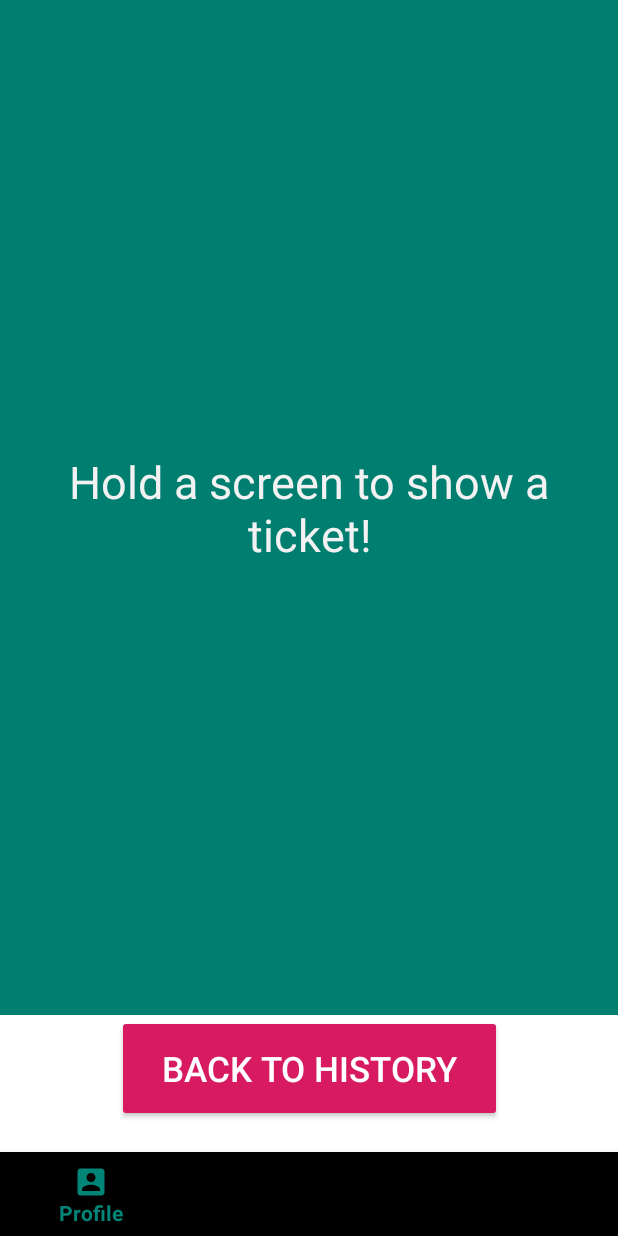
After one commit to dremdilly/Interticket, an Android app: the fragment TicketFragment placed in its activity, on a phone screen of 412 x 824 dp. The commit adds this screen. Run offline under Robolectric (Android 15) with nearby library versions, the phone set to English and light mode, and no system bars; our stand-ins replace Firebase (no records; nobody signed in at launch, a user with empty details on screens opened directly); libraries missing offline, so code that uses them is left out: com.budiyev.android.

Commit message:
Show ticket by holding

```diff
--- a/app/src/main/java/com/interticket/app/RegisterActivity.java
+++ b/app/src/main/java/com/interticket/app/RegisterActivity.java
@@ -34,12 +34,8 @@ public class RegisterActivity extends AppCompatActivity {
         txtEmail = findViewById(R.id.txtEmail);
         txtPassword = findViewById(R.id.txtPassword);
 
-
         btnRegister = findViewById(R.id.btnRegister);
         btnBack = findViewById(R.id.btnBack);
-
-
-
 
         btnRegister.setOnClickListener(new View.OnClickListener() {
             @Override
@@ -65,7 +61,6 @@ public class RegisterActivity extends AppCompatActivity {
                 }else{
                     Toast.makeText(RegisterActivity.this, "Please fill all the fields", Toast.LENGTH_SHORT).show();
                 }
-
             }
         });
 
--- a/app/src/main/java/com/interticket/app/adapters/HistoryAdapter.java
+++ b/app/src/main/java/com/interticket/app/adapters/HistoryAdapter.java
@@ -7,9 +7,13 @@ import android.view.ViewGroup;
 import android.widget.TextView;
 
 import androidx.annotation.NonNull;
+import androidx.cardview.widget.CardView;
+import androidx.fragment.app.Fragment;
 import androidx.recyclerview.widget.RecyclerView;
 
+import com.interticket.app.MainActivity;
 import com.interticket.app.R;
+import com.interticket.app.fragments.TicketFragment;
 import com.interticket.app.models.History;
 
 import java.util.List;
@@ -37,6 +41,14 @@ public class HistoryAdapter extends RecyclerView.Adapter<HistoryAdapter.MyViewHo
 
         holder.txtTitle.setText("A ticket was purchased for " + historyList.get(position).getAmount());
         holder.txtBalance.setText("Balance: " + historyList.get(position).getBalance());
+        holder.ticketCard.setOnClickListener(new View.OnClickListener() {
+            @Override
+            public void onClick(View view) {
+                Fragment fragment = new TicketFragment();
+
+                ((MainActivity) context).getSupportFragmentManager().beginTransaction().replace(R.id.flFragments,fragment).addToBackStack(null).commit();
+            }
+        });
     }
 
     @Override
@@ -46,10 +58,12 @@ public class HistoryAdapter extends RecyclerView.Adapter<HistoryAdapter.MyViewHo
 
     public class MyViewHolder extends RecyclerView.ViewHolder {
         private TextView txtTitle, txtBalance;
+        private CardView ticketCard;
         public MyViewHolder(@NonNull View itemView) {
             super(itemView);
             txtTitle = itemView.findViewById(R.id.txtTitle);
             txtBalance = itemView.findViewById(R.id.txtBalance);
+            ticketCard = itemView.findViewById(R.id.ticket_card);
         }
     }
 }
--- /dev/null
+++ b/app/src/main/java/com/interticket/app/fragments/TicketFragment.java
@@ -0,0 +1,76 @@
+package com.interticket.app.fragments;
+
+import android.annotation.SuppressLint;
+import android.os.Bundle;
+import android.view.LayoutInflater;
+import android.view.MotionEvent;
+import android.view.View;
+import android.view.ViewGroup;
+import android.widget.Button;
+
+import androidx.annotation.NonNull;
+import androidx.annotation.Nullable;
+import androidx.constraintlayout.widget.ConstraintLayout;
+import androidx.fragment.app.Fragment;
+
+import com.interticket.app.R;
+
+public class TicketFragment extends Fragment {
+    private ConstraintLayout holdScreen;
+    private ConstraintLayout ticketView;
+    private Button backBtn;
+    private int flagForButton = 0;
+    @SuppressLint("ClickableViewAccessibility")
+    @Nullable
+    @Override
+    public View onCreateView(@NonNull LayoutInflater inflater, @Nullable ViewGroup container, @Nullable Bundle savedInstanceState) {
+        View view = inflater.inflate(R.layout.fragment_ticket, container, false);
+
+        holdScreen = view.findViewById(R.id.hold_screen);
+        ticketView = view.findViewById(R.id.ticket_view);
+        backBtn = view.findViewById(R.id.back_btn);
+
+        backBtn.setOnClickListener(new View.OnClickListener() {
+            @Override
+            public void onClick(View view) {
+                getFragmentManager().popBackStack();
+            }
+        });
+
+
+        holdScreen.setOnTouchListener(new View.OnTouchListener() {
+            @Override
+            public boolean onTouch(View view, MotionEvent motionEvent) {
+                int action = motionEvent.getAction();
+
+                switch(action) {
+                    case MotionEvent.ACTION_DOWN: {
+
+                        ticketView.setVisibility(View.INVISIBLE);
+                        flagForButton = 0;
+
+                        return true;
+                    }
+                    case MotionEvent.ACTION_UP: {
+                        ticketView.setVisibility(View.VISIBLE);
+                        flagForButton = 0;
+
+
+                        return true;
+                    }
+                    case MotionEvent.ACTION_CANCEL: {
+
+
+                        ticketView.setVisibility(View.VISIBLE);
+                        flagForButton = 1;
+
+                        return true;
+                    }
+                }
+                return false;
+            }
+        });
+
+        return view;
+    }
+}
--- a/app/src/main/res/layout/cardview_history.xml
+++ b/app/src/main/res/layout/cardview_history.xml
@@ -4,6 +4,7 @@
     xmlns:tools="http://schemas.android.com/tools"
     android:layout_width="match_parent"
     android:layout_height="wrap_content"
+    android:id="@+id/ticket_card"
     android:orientation="vertical">
 
     <androidx.constraintlayout.widget.ConstraintLayout
--- /dev/null
+++ b/app/src/main/res/layout/fragment_ticket.xml
@@ -0,0 +1,97 @@
+<?xml version="1.0" encoding="utf-8"?>
+<androidx.constraintlayout.widget.ConstraintLayout xmlns:android="http://schemas.android.com/apk/res/android"
+    android:layout_width="match_parent"
+    android:layout_height="match_parent"
+    xmlns:app="http://schemas.android.com/apk/res-auto">
+
+
+    <ImageView
+        android:id="@+id/qr_image"
+        app:layout_constraintTop_toTopOf="parent"
+        app:layout_constraintStart_toStartOf="parent"
+        app:layout_constraintEnd_toEndOf="parent"
+        android:layout_marginTop="100dp"
+        android:layout_width="300dp"
+        android:layout_height="300dp"
+        android:src="@drawable/qr_code" />
+
+    <TextView
+        android:id="@+id/ticket_header"
+        android:layout_width="wrap_content"
+        android:layout_height="wrap_content"
+        app:layout_constraintStart_toStartOf="parent"
+        app:layout_constraintEnd_toEndOf="parent"
+        android:text="Ticket №2412:03:4106"
+        android:textSize="23sp"
+        android:layout_marginTop="5dp"
+        android:textColor="@color/black"
+        app:layout_constraintTop_toBottomOf="@id/qr_image"/>
+
+    <TextView
+        android:id="@+id/ticket_code"
+        android:layout_width="wrap_content"
+        android:layout_height="wrap_content"
+        app:layout_constraintTop_toBottomOf="@id/ticket_header"
+        app:layout_constraintStart_toStartOf="parent"
+        app:layout_constraintEnd_toEndOf="parent"
+        android:gravity="center"
+        android:layout_marginTop="19dp"
+        android:textSize="19sp"
+        android:textColor="@color/black"
+        android:text="Bus №13042 (159AT01)\n May 21 2022 19:35"/>
+
+    <Button
+        android:id="@+id/back_btn"
+        android:layout_width="wrap_content"
+        android:layout_height="wrap_content"
+        android:layout_marginBottom="20dp"
+        android:backgroundTint="@color/colorAccent"
+        android:paddingHorizontal="30dp"
+        android:paddingVertical="20dp"
+        android:text="Back to history"
+        android:textColor="@color/white"
+        android:textSize="23sp"
+        app:layout_constraintBottom_toBottomOf="parent"
+        app:layout_constraintEnd_toEndOf="parent"
+        app:layout_constraintStart_toStartOf="parent" />
+
+
+
+    <androidx.constraintlayout.widget.ConstraintLayout
+        android:id="@+id/ticket_view"
+        android:layout_width="match_parent"
+        android:layout_height="0dp"
+        app:layout_constraintTop_toTopOf="parent"
+        app:layout_constraintStart_toStartOf="parent"
+        app:layout_constraintEnd_toEndOf="parent"
+        app:layout_constraintBottom_toTopOf="@id/back_btn"
+        android:visibility="visible"
+        android:background="@color/colorPrimary">
+
+        <TextView
+            android:layout_width="wrap_content"
+            android:layout_height="wrap_content"
+            app:layout_constraintTop_toTopOf="parent"
+            app:layout_constraintStart_toStartOf="parent"
+            app:layout_constraintEnd_toEndOf="parent"
+            app:layout_constraintBottom_toBottomOf="parent"
+            android:text="Hold a screen to show a ticket!"
+            android:paddingHorizontal="20dp"
+            android:gravity="center"
+            android:textSize="30sp"
+            android:textColor="@color/white"/>
+    </androidx.constraintlayout.widget.ConstraintLayout>
+
+    <androidx.constraintlayout.widget.ConstraintLayout
+        android:id="@+id/hold_screen"
+        android:layout_width="match_parent"
+        android:layout_height="0dp"
+        app:layout_constraintTop_toTopOf="parent"
+        android:background="@color/black"
+        android:alpha="0.05"
+        app:layout_constraintStart_toStartOf="parent"
+        app:layout_constraintEnd_toEndOf="parent"
+        app:layout_constraintBottom_toTopOf="@id/back_btn"/>
+
+
+</androidx.constraintlayout.widget.ConstraintLayout>
--- a/app/src/main/res/values/colors.xml
+++ b/app/src/main/res/values/colors.xml
@@ -3,4 +3,7 @@
     <color name="colorPrimary">#008577</color>
     <color name="colorPrimaryDark">#00574B</color>
     <color name="colorAccent">#D81B60</color>
+    <color name="black">#FF000000</color>
+    <color name="white">#FFFFFFFF</color>
+
 </resources>
```
Also changed, not shown: app/src/main/res/drawable-v24/qr_code.png (added).
